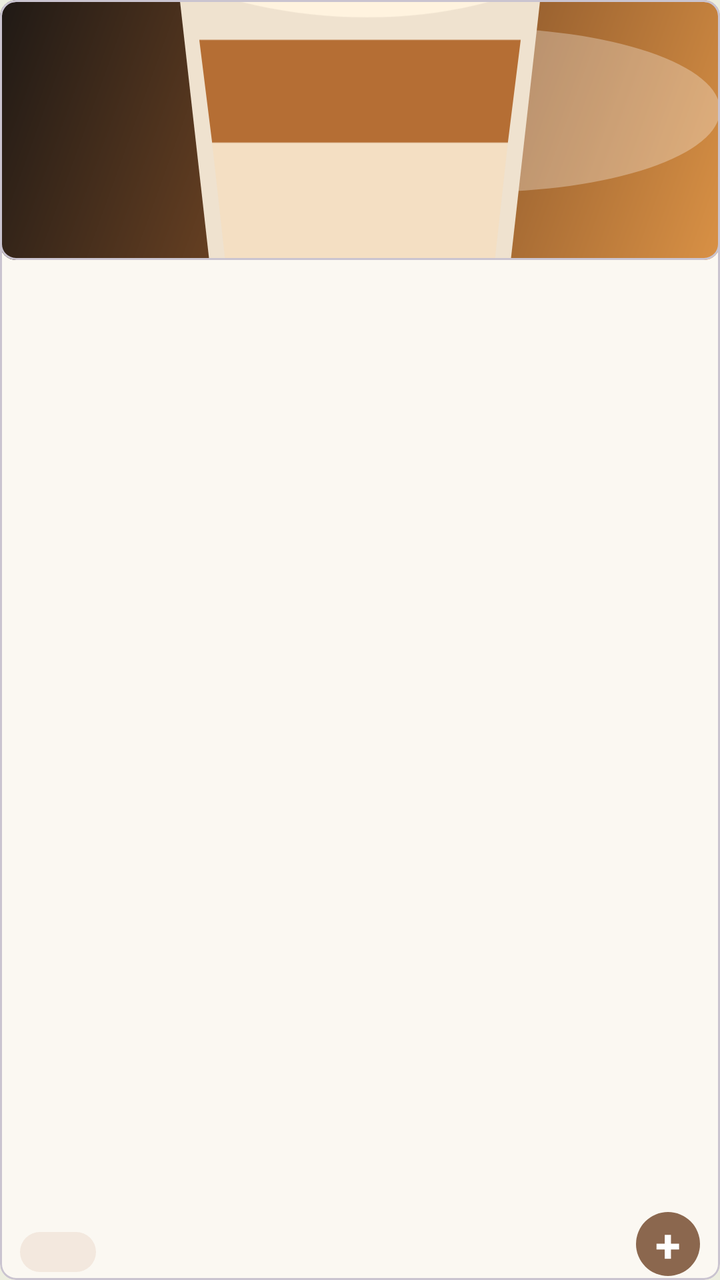
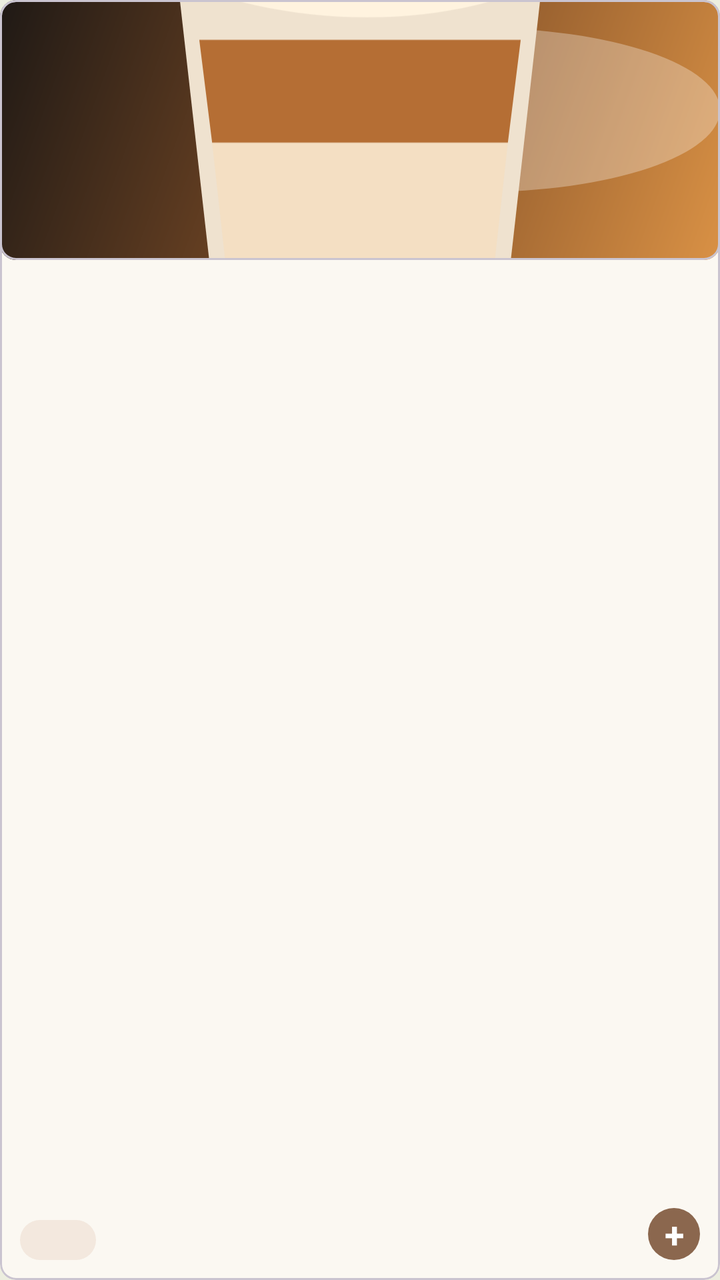

An Android layout rendered at two revisions. The XML below is the earlier revision; the diff shows what the commit changed to produce the second picture.
<!-- AndroidManifest.xml: application theme Theme.Payclient -->
<!-- res/layout/item_menu.xml -->
<?xml version="1.0" encoding="utf-8"?>
<com.google.android.material.card.MaterialCardView
    xmlns:android="http://schemas.android.com/apk/res/android"
    xmlns:app="http://schemas.android.com/apk/res-auto"
    android:layout_width="match_parent"
    android:layout_height="236dp"
    android:layout_marginStart="6dp"
    android:layout_marginTop="8dp"
    android:layout_marginEnd="6dp"
    android:layout_marginBottom="16dp"
    android:clickable="true"
    android:focusable="true"
    android:foreground="?attr/selectableItemBackground"
    app:cardBackgroundColor="@color/home_background"
    app:cardCornerRadius="8dp"
    app:cardElevation="0dp">

    <androidx.constraintlayout.widget.ConstraintLayout
        android:layout_width="match_parent"
        android:layout_height="match_parent">

        <com.google.android.material.card.MaterialCardView
            android:id="@+id/card_menu_image"
            android:layout_width="0dp"
            android:layout_height="130dp"
            app:cardCornerRadius="8dp"
            app:cardElevation="0dp"
            app:layout_constraintEnd_toEndOf="parent"
            app:layout_constraintStart_toStartOf="parent"
            app:layout_constraintTop_toTopOf="parent">

            <ImageView
                android:id="@+id/iv_menu_image"
                android:layout_width="match_parent"
                android:layout_height="match_parent"
                android:background="@drawable/bg_latte_menu"
                android:scaleType="centerCrop"
                android:src="@drawable/ic_latte_cup" />
        </com.google.android.material.card.MaterialCardView>

        <TextView
            android:id="@+id/tv_menu_name"
            android:layout_width="0dp"
            android:layout_height="wrap_content"
            android:layout_marginStart="10dp"
            android:layout_marginTop="10dp"
            android:layout_marginEnd="10dp"
            android:ellipsize="end"
            android:maxLines="1"
            android:textColor="@color/text_primary"
            android:textSize="13sp"
            android:textStyle="bold"
            app:layout_constraintEnd_toEndOf="parent"
            app:layout_constraintStart_toStartOf="parent"
            app:layout_constraintTop_toBottomOf="@id/card_menu_image" />

        <TextView
            android:id="@+id/tv_menu_price"
            android:layout_width="0dp"
            android:layout_height="wrap_content"
            android:layout_marginStart="10dp"
            android:layout_marginTop="4dp"
            android:layout_marginEnd="10dp"
            android:textColor="@color/coffee_brown"
            android:textSize="15sp"
            app:layout_constraintEnd_toEndOf="parent"
            app:layout_constraintStart_toStartOf="parent"
            app:layout_constraintTop_toBottomOf="@id/tv_menu_name" />

        <TextView
            android:id="@+id/tv_menu_badge"
            android:layout_width="wrap_content"
            android:layout_height="20dp"
            android:layout_marginStart="10dp"
            android:layout_marginBottom="4dp"
            android:background="@drawable/bg_menu_badge"
            android:gravity="center"
            android:minWidth="38dp"
            android:paddingStart="8dp"
            android:paddingEnd="8dp"
            android:textColor="@color/coffee_brown"
            android:textSize="9sp"
            app:layout_constraintBottom_toBottomOf="parent"
            app:layout_constraintStart_toStartOf="parent" />

        <TextView
            android:id="@+id/btn_add_menu"
            android:layout_width="32dp"
            android:layout_height="32dp"
            android:layout_marginEnd="10dp"
            android:layout_marginBottom="2dp"
            android:background="@drawable/bg_add_button"
            android:gravity="center"
            android:text="+"
            android:textColor="@color/white"
            android:textSize="23sp"
            android:textStyle="bold"
            app:layout_constraintBottom_toBottomOf="parent"
            app:layout_constraintEnd_toEndOf="parent" />
    </androidx.constraintlayout.widget.ConstraintLayout>
</com.google.android.material.card.MaterialCardView>
<!-- resources referenced by this layout -->
<resources>
  <color name="coffee_brown">#8B674E</color>
  <color name="home_background">#FBF8F2</color>
  <color name="text_primary">#16120F</color>
  <color name="white">#FFFFFFFF</color>
  <!-- drawable bg_add_button (drawable) -->
  <?xml version="1.0" encoding="utf-8"?>
  <shape xmlns:android="http://schemas.android.com/apk/res/android"
      android:shape="oval">
      <solid android:color="@color/coffee_brown" />
  </shape>
  <!-- drawable bg_latte_menu (drawable) -->
  <?xml version="1.0" encoding="utf-8"?>
  <layer-list xmlns:android="http://schemas.android.com/apk/res/android">
      <item>
          <shape>
              <gradient
                  android:angle="315"
                  android:startColor="#1F1915"
                  android:centerColor="#7D4C26"
                  android:endColor="#D99145" />
          </shape>
      </item>
      <item android:left="118dp" android:top="14dp" android:right="0dp" android:bottom="34dp">
          <shape android:shape="oval">
              <solid android:color="#4DFFFFFF" />
          </shape>
      </item>
  </layer-list>
  <!-- drawable bg_menu_badge (drawable) -->
  <?xml version="1.0" encoding="utf-8"?>
  <shape xmlns:android="http://schemas.android.com/apk/res/android">
      <corners android:radius="10dp" />
      <solid android:color="#F3E8DE" />
  </shape>
  <!-- drawable ic_latte_cup (drawable) -->
  <vector xmlns:android="http://schemas.android.com/apk/res/android"
      android:width="112dp"
      android:height="124dp"
      android:viewportWidth="112"
      android:viewportHeight="124">
      <path android:fillColor="#EFE2CF" android:pathData="M28,42 L84,42 L77,104 L35,104 Z" />
      <path android:fillColor="#B56E34" android:pathData="M31,48 L81,48 L79,64 L33,64 Z" />
      <path android:fillColor="#F4DFC3" android:pathData="M33,64 L79,64 L77,82 L35,82 Z" />
      <path android:fillColor="#7B411F" android:pathData="M35,82 L77,82 L74,101 L38,101 Z" />
      <path android:fillColor="#FFF3DF" android:pathData="M24,37 C31,18 78,18 88,37 C72,47 43,47 24,37 Z" />
      <path android:fillColor="#6A371B" android:pathData="M43,29 C48,21 63,21 69,29 C63,35 50,35 43,29 Z" />
  </vector>
  <style name="Theme.Payclient" parent="Base.Theme.Payclient" />
  <style name="Base.Theme.Payclient" parent="Theme.Material3.DayNight.NoActionBar">
          
          <item name="colorPrimary">@color/beige</item>
          <item name="android:windowBackground">@color/baby_blue</item>
      </style>
  <color name="beige">#D9C4B0</color>
  <color name="baby_blue">#ECEEDF</color>
</resources>

<!-- the commit's change to res/layout/item_menu.xml (unified diff, before → after) -->
@@ -5,9 +5,9 @@
     android:layout_width="match_parent"
     android:layout_height="236dp"
     android:layout_marginStart="6dp"
-    android:layout_marginTop="8dp"
+    android:layout_marginTop="10dp"
     android:layout_marginEnd="6dp"
-    android:layout_marginBottom="16dp"
+    android:layout_marginBottom="24dp"
     android:clickable="true"
     android:focusable="true"
     android:foreground="?attr/selectableItemBackground"
@@ -72,7 +72,7 @@
             android:layout_width="wrap_content"
             android:layout_height="20dp"
             android:layout_marginStart="10dp"
-            android:layout_marginBottom="4dp"
+            android:layout_marginBottom="10dp"
             android:background="@drawable/bg_menu_badge"
             android:gravity="center"
             android:minWidth="38dp"
@@ -85,15 +85,15 @@
 
         <TextView
             android:id="@+id/btn_add_menu"
-            android:layout_width="32dp"
-            android:layout_height="32dp"
+            android:layout_width="26dp"
+            android:layout_height="26dp"
             android:layout_marginEnd="10dp"
-            android:layout_marginBottom="2dp"
+            android:layout_marginBottom="10dp"
             android:background="@drawable/bg_add_button"
             android:gravity="center"
             android:text="+"
             android:textColor="@color/white"
-            android:textSize="23sp"
+            android:textSize="18sp"
             android:textStyle="bold"
             app:layout_constraintBottom_toBottomOf="parent"
             app:layout_constraintEnd_toEndOf="parent" />
